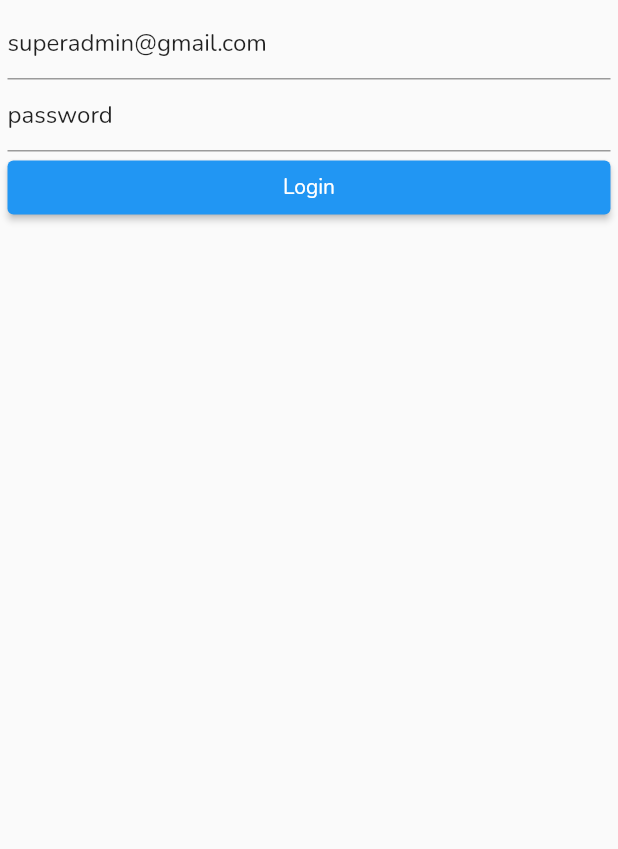
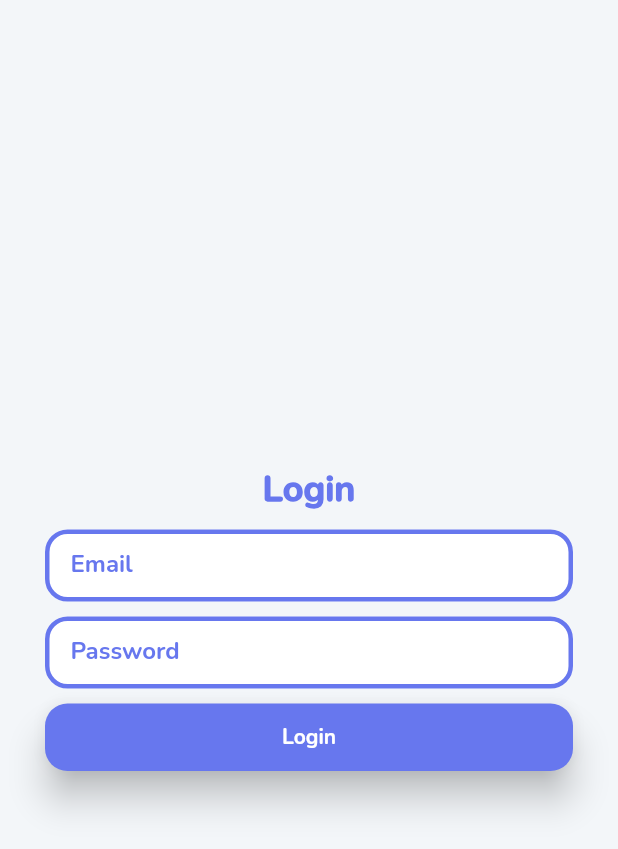
Before and after one commit to ghaan1/laravel-flutter-stisla, a Flutter app: the screen it shows after launch, on a phone screen of 412 x 824 dp. Shown: the top 849 px of the screen. Run offline on Flutter 3.47's test engine with Material 2 defaults, Android fonts, the light colour scheme and no system bars; our stand-ins replace shared_preferences; missing offline and left inert: network.

Commit message:
Login UI

```diff
--- a/lib/screen/login.dart
+++ b/lib/screen/login.dart
@@ -1,9 +1,6 @@
 import 'package:flutter/material.dart';
 import 'package:shared_preferences/shared_preferences.dart';
 import '../api/http_helper.dart';
-
-
-
 
 class Login extends StatefulWidget {
   const Login({super.key});
@@ -14,35 +11,114 @@ class Login extends StatefulWidget {
 
 class _Login extends State<Login> {
 
-  final txtEmail = TextEditingController(text : 'superadmin@gmail.com');
-  final txtPassword = TextEditingController(text : 'password');
+  final txtEmail = TextEditingController();
+  final txtPassword = TextEditingController();
+  // final txtEmail = TextEditingController(text : 'superadmin@gmail.com');
+  // final txtPassword = TextEditingController(text : 'password');
 
   @override
   Widget build(BuildContext context) {
     return Scaffold(
-      body: Container(
-        margin: EdgeInsets.all(5),
+      resizeToAvoidBottomInset: false,
+      body:
+      Container(
+        color: const Color(0xFFF3F6F9),
+        padding: const EdgeInsets.all(30),
+        //margin: EdgeInsets.all(8),
         child: Column(
-        children: [
+          mainAxisAlignment: MainAxisAlignment.center,
+          children:   [
+            const Text(
+              'Login',
+                style: TextStyle(
+                  fontWeight: FontWeight.w900,
+                  fontSize: 24,
+                  color: Color(0xFF6777EE)
+                ),
+              ),
+          const SizedBox(
+            height: 10,
+          ),
             TextFormField(
               controller: txtEmail,
-            decoration: const InputDecoration(
-              hintText: 'Email'
+              decoration: InputDecoration(
+                contentPadding: const EdgeInsets.symmetric(vertical: 10,horizontal: 17),
+                filled: true,
+                fillColor: Colors.white,
+                labelText: 'Email',
+                labelStyle: const TextStyle(
+                  color: Color(0xFF6777EE),
+                  fontWeight: FontWeight.bold,
+                  fontFamily: 'Nunito'
                 ),
+                  enabledBorder: OutlineInputBorder(
+                    borderSide: const BorderSide(
+                      width: 3,
+                      color: Color(0xFF6777EE)
+                    ),
+                    borderRadius: BorderRadius.circular(15),
+                  ),
+                  focusedBorder: OutlineInputBorder(
+                    borderSide: const BorderSide(
+                      width: 3,
+                      color: Color(0xFF6777EE)),
+                    borderRadius: BorderRadius.circular(15),
+                ),
+              ),
+          ),
+          const SizedBox(
+            height: 10,
           ),
           TextFormField(
             controller: txtPassword,
-            decoration: const InputDecoration(
-              hintText: 'Password'
+            decoration: InputDecoration(
+                contentPadding: const EdgeInsets.symmetric(vertical: 10,horizontal: 17),
+                filled: true,
+                fillColor: Colors.white,
+                labelText: 'Password',
+                labelStyle: const TextStyle(
+                  color: Color(0xFF6777EE),
+                  fontWeight: FontWeight.bold,
+                  fontFamily: 'Nunito'
+                ),
+                  enabledBorder: OutlineInputBorder(
+                    borderSide: const BorderSide(
+                      width: 3,
+                      color: Color(0xFF6777EE)
+                    ),
+                    borderRadius: BorderRadius.circular(15),
+                  ),
+                  focusedBorder: OutlineInputBorder(
+                    borderSide: const BorderSide(
+                      width: 3,
+                      color: Color(0xFF6777EE)),
+                    borderRadius: BorderRadius.circular(15),
                 ),
               ),
+          ),
+          const SizedBox(
+            height: 10,
+          ),
           SizedBox(
+            height: 45,
             width: double.infinity,
             child: ElevatedButton(
+              style: ElevatedButton.styleFrom(
+                primary: Color(0xFF6777EE),
+                elevation: 10,
+                shape: RoundedRectangleBorder( //to set border radius to button
+                borderRadius: BorderRadius.circular(15)
+            ),
+              ),
+
               onPressed: () {
                 doLogin();
               },
-              child: Text("Login")),
+              child: const Text("Login",
+              style: TextStyle(
+                  fontFamily: 'Nunito',
+                  fontWeight: FontWeight.bold
+                ))),
           ),
           ],
         ),
```
Lines whose indentation alone changed are shown as unchanged.
